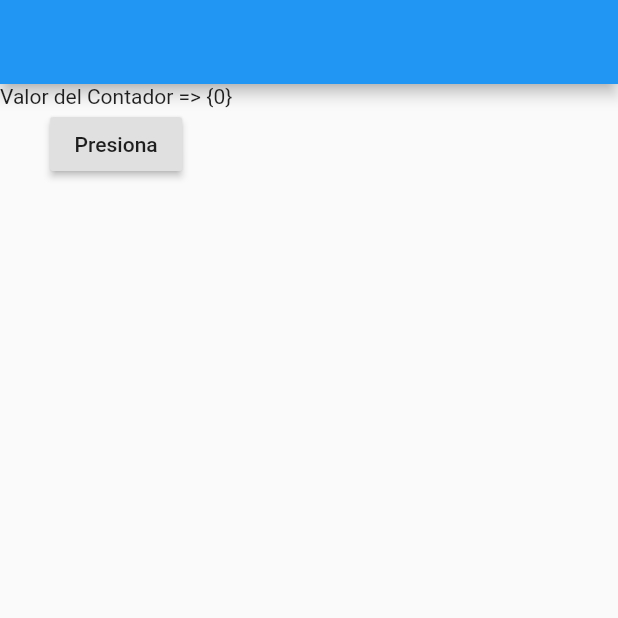
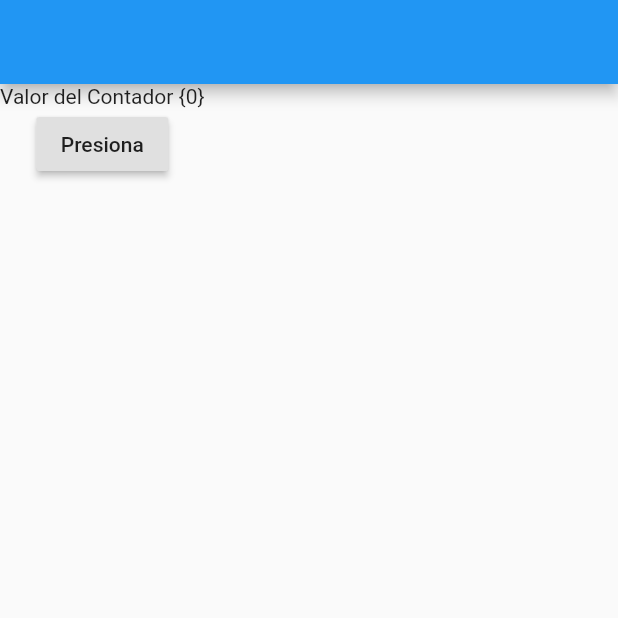
Before and after one commit to isctorres/StatelessVsStateful, a Flutter app: the screen it shows after launch, after a tap on "Presiona", on a phone screen of 412 x 824 dp, the top half of it. Run offline on Flutter 3.47's test engine with Material 2 defaults, Android fonts, the phone set to English and light mode, and no system bars.

```diff
--- a/lib/main.dart
+++ b/lib/main.dart
@@ -1,15 +1,52 @@
 import 'package:flutter/material.dart';
 
-void main() => runApp(MyApp());
+//void main() => runApp(WidgetSinEstado());
+void main() => runApp(WidgetConEstado());
 
-class MyApp extends StatelessWidget{
+class WidgetConEstado extends StatefulWidget{
+  @override
+  State<StatefulWidget> createState() {
+    // TODO: implement createState
+    return WidgetWithState();
+  }
+}
+
+class WidgetWithState extends State<WidgetConEstado>{
+
+  int contador = 0;
+
+  @override
+  Widget build(BuildContext context) {
+    // TODO: implement build
+    return MaterialApp(
+      home: Scaffold(
+        appBar: AppBar(),
+        body: Column(
+          children: <Widget>[
+            Text("Valor del Contador {$contador}"),
+            RaisedButton(
+              child: Text("Presiona"),
+              onPressed: (){
+                contador++;
+                print("El valor del contador es {$contador} ");
+              },
+            )
+          ],
+        ),
+      ),
+    );
+  }
+
+}
+
+
+/*class WidgetSinEstado extends StatelessWidget{
 
   @override
   Widget build(BuildContext context) {
 
     int contador = 0;
 
-    // TODO: implement build
     return MaterialApp(
       home: Scaffold(
         appBar: AppBar(),
@@ -28,4 +65,4 @@ class MyApp extends StatelessWidget{
       ),
     );
   }
-}
+}*/
```
Also changed, not shown: 1 other file.
